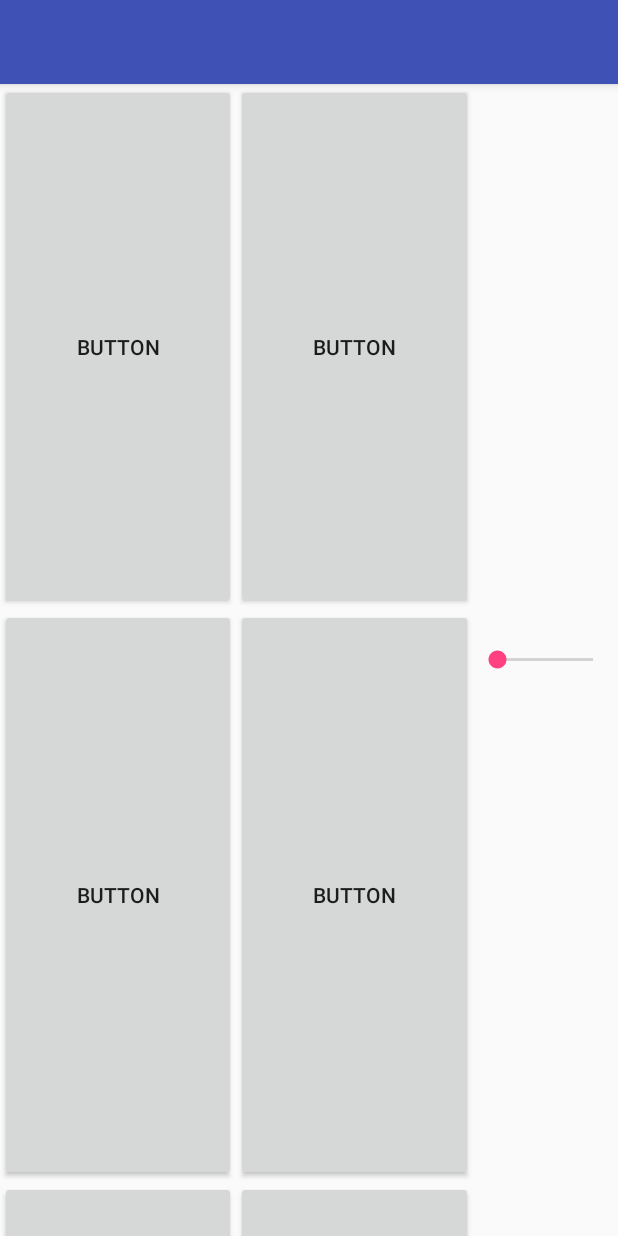
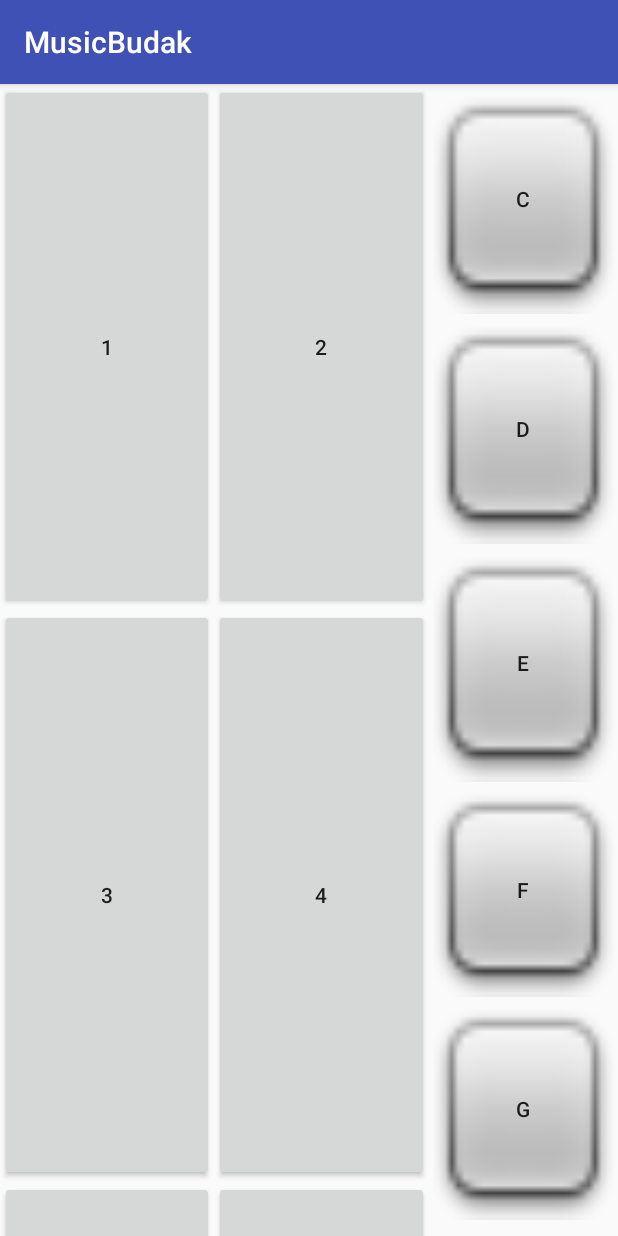
Before and after one commit to jinified/Demoboy, an Android app: the layout activity_game.xml on its own in the app's theme, with its tools: preview values and no code run, on a phone screen of 412 x 824 dp. Run offline under Robolectric (Android 15) with nearby library versions, the phone set to English and light mode, and no system bars.

Commit message:
add GameActivity
Signed-off-by: chanjunweimy <chanjunweimy@gmail.com>

```diff
--- a/app/src/main/res/layout/activity_game.xml
+++ b/app/src/main/res/layout/activity_game.xml
@@ -21,7 +21,8 @@
                 android:layout_width="match_parent"
                 android:layout_height="?attr/actionBarSize"
                 android:background="?attr/colorPrimary"
-                app:popupTheme="@style/AppTheme.PopupOverlay" />
+                app:popupTheme="@style/AppTheme.PopupOverlay"
+                app:title="MusicBudak" />
 
         </android.support.design.widget.AppBarLayout>
 
@@ -47,18 +48,18 @@
                     android:layout_weight="0.70">
 
                     <Button
-                        android:id="@+id/button4"
+                        android:id="@+id/button_1"
                         android:layout_width="wrap_content"
                         android:layout_height="match_parent"
                         android:layout_weight="1"
-                        android:text="Button" />
+                        android:text="1" />
 
                     <Button
-                        android:id="@+id/button3"
+                        android:id="@+id/button_2"
                         android:layout_width="wrap_content"
                         android:layout_height="match_parent"
                         android:layout_weight="1"
-                        android:text="Button" />
+                        android:text="2" />
                 </LinearLayout>
 
                 <LinearLayout
@@ -68,18 +69,18 @@
                     android:layout_weight="0.77">
 
                     <Button
-                        android:id="@+id/button6"
+                        android:id="@+id/button_3"
                         android:layout_width="wrap_content"
                         android:layout_height="match_parent"
                         android:layout_weight="1"
-                        android:text="Button" />
+                        android:text="3" />
 
                     <Button
-                        android:id="@+id/button5"
+                        android:id="@+id/button_4"
                         android:layout_width="wrap_content"
                         android:layout_height="match_parent"
                         android:layout_weight="1"
-                        android:text="Button" />
+                        android:text="4" />
                 </LinearLayout>
 
                 <LinearLayout
@@ -88,26 +89,68 @@
                     android:orientation="horizontal">
 
                     <Button
-                        android:id="@+id/button8"
+                        android:id="@+id/button_5"
                         android:layout_width="wrap_content"
                         android:layout_height="match_parent"
                         android:layout_weight="1"
-                        android:text="Button" />
+                        android:text="5" />
 
                     <Button
-                        android:id="@+id/button7"
+                        android:id="@+id/button_6"
                         android:layout_width="wrap_content"
                         android:layout_height="match_parent"
                         android:layout_weight="1"
-                        android:text="Button" />
+                        android:text="6" />
                 </LinearLayout>
             </LinearLayout>
 
-            <SeekBar
-                android:id="@+id/seekBar"
-                android:layout_width="wrap_content"
+            <LinearLayout
+                android:layout_width="126dp"
                 android:layout_height="match_parent"
-                android:layout_weight="0.22" />
+                android:orientation="vertical"
+                android:weightSum="1">
+
+                <Button
+                    android:id="@+id/button_c"
+                    android:layout_width="match_parent"
+                    android:layout_height="wrap_content"
+                    android:layout_weight="0.20"
+                    android:background="@android:drawable/checkbox_off_background"
+                    android:text="C" />
+
+                <Button
+                    android:id="@+id/button_d"
+                    android:layout_width="match_parent"
+                    android:layout_height="wrap_content"
+                    android:layout_weight="0.20"
+                    android:background="@android:drawable/checkbox_off_background"
+                    android:text="D" />
+
+                <Button
+                    android:id="@+id/button_e"
+                    android:layout_width="match_parent"
+                    android:layout_height="wrap_content"
+                    android:layout_weight="0.21"
+                    android:background="@android:drawable/checkbox_off_background"
+                    android:text="E" />
+
+                <Button
+                    android:id="@+id/button_f"
+                    android:layout_width="match_parent"
+                    android:layout_height="wrap_content"
+                    android:layout_weight="0.18"
+                    android:background="@android:drawable/checkbox_off_background"
+                    android:text="F" />
+
+                <Button
+                    android:id="@+id/button_g"
+                    android:layout_width="match_parent"
+                    android:layout_height="wrap_content"
+                    android:layout_weight="0.19"
+                    android:background="@android:drawable/checkbox_off_background"
+                    android:text="G" />
+            </LinearLayout>
+
         </LinearLayout>
 
     </RelativeLayout>
```
Also changed, not shown: app/src/main/AndroidManifest.xml (+6 -15 lines), app/src/main/java/com/raijin/demoboy/GameActivity.java (+91 -10 lines).
